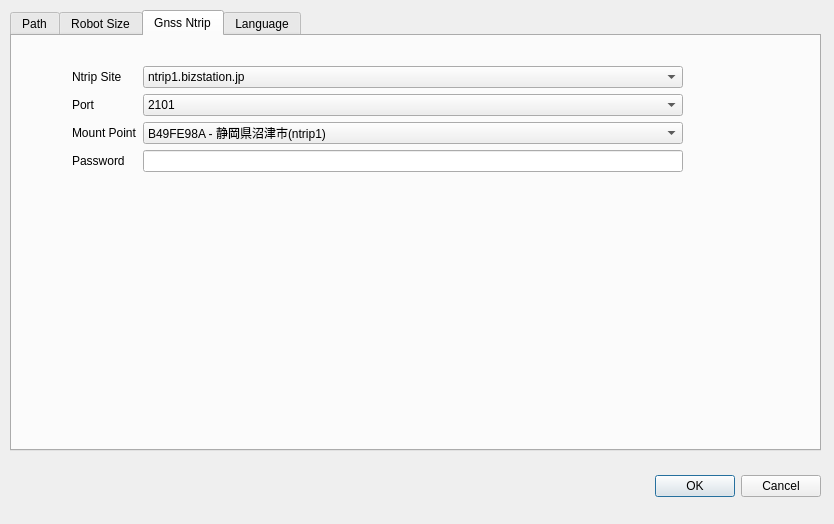
First picture: the form in src/robot_gui/ui/subwindow_system.ui, repository 7174952/amr-3d-lidar-ros2, before the edit.
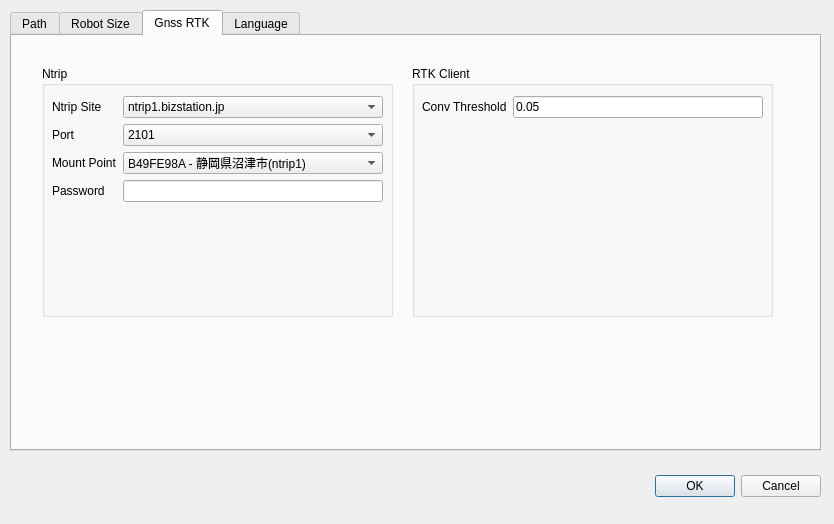
Second picture: the form after the edit. The open tabs and pages were chosen to show the change.

Diff of the .ui file:
```diff
--- a/src/robot_gui/ui/subwindow_system.ui
+++ b/src/robot_gui/ui/subwindow_system.ui
@@ -337,19 +337,29 @@
    </widget>
    <widget class="QWidget" name="tab_GnssNtrip">
     <attribute name="title">
-     <string>Gnss Ntrip</string>
+     <string>Gnss RTK</string>
     </attribute>
-    <widget class="QWidget" name="verticalLayoutWidget">
+    <widget class="QGroupBox" name="groupBox_ntrip">
      <property name="geometry">
       <rect>
-       <x>60</x>
+       <x>30</x>
        <y>30</y>
-       <width>611</width>
-       <height>341</height>
+       <width>351</width>
+       <height>251</height>
       </rect>
      </property>
-     <layout class="QVBoxLayout" name="verticalLayout">
-      <item>
+     <property name="title">
+      <string>Ntrip </string>
+     </property>
+     <widget class="QWidget" name="">
+      <property name="geometry">
+       <rect>
+        <x>10</x>
+        <y>30</y>
+        <width>331</width>
+        <height>201</height>
+       </rect>
+      </property>
        <layout class="QFormLayout" name="formLayout_3">
         <item row="0" column="1">
          <widget class="QComboBox" name="comboBox_ntripSite">
@@ -438,8 +448,46 @@
          </widget>
         </item>
        </layout>
-      </item>
-     </layout>
+     </widget>
+    </widget>
+    <widget class="QGroupBox" name="groupBox_rtkClient">
+     <property name="geometry">
+      <rect>
+       <x>400</x>
+       <y>30</y>
+       <width>361</width>
+       <height>251</height>
+      </rect>
+     </property>
+     <property name="title">
+      <string>RTK Client</string>
+     </property>
+     <widget class="QWidget" name="formLayoutWidget_3">
+      <property name="geometry">
+       <rect>
+        <x>10</x>
+        <y>30</y>
+        <width>341</width>
+        <height>201</height>
+       </rect>
+      </property>
+      <layout class="QFormLayout" name="formLayout_4">
+       <item row="0" column="0">
+        <widget class="QLabel" name="label_conv_threshold">
+         <property name="text">
+          <string>Conv Threshold</string>
+         </property>
+        </widget>
+       </item>
+       <item row="0" column="1">
+        <widget class="QLineEdit" name="lineEdit_convThreshold">
+         <property name="text">
+          <string>0.05</string>
+         </property>
+        </widget>
+       </item>
+      </layout>
+     </widget>
     </widget>
    </widget>
    <widget class="QWidget" name="tab_Lang">
```
Left out of the diff: 2 changed lines with no effect on the pictures. Lines whose indentation alone changed are shown as unchanged.
